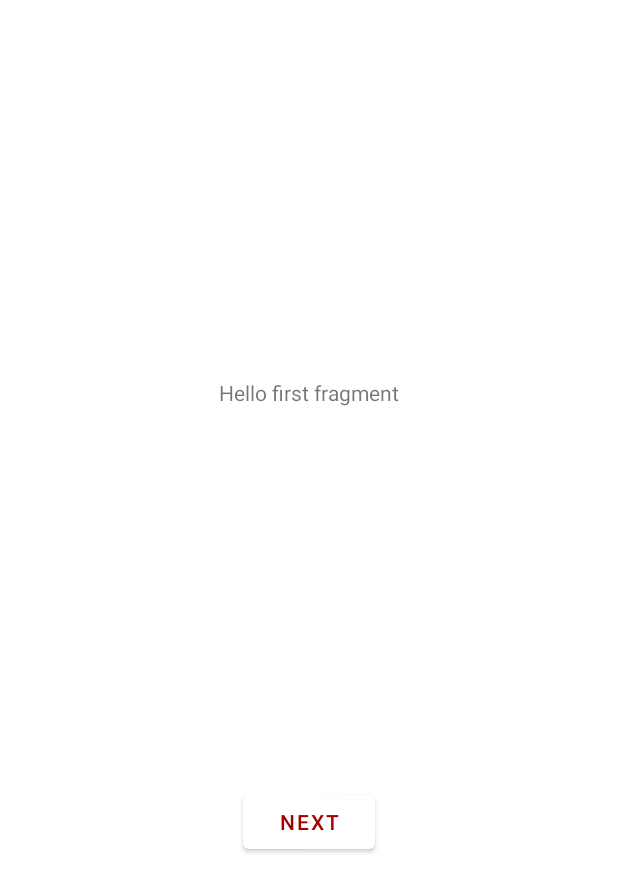
After one commit to 17aclemons/Sintage, an Android app: the fragment FirstFragment shown on its own in the app's theme, on a phone screen of 412 x 824 dp. The commit adds this screen. Shown: the top 892 px of the screen. Run offline under Robolectric (Android 15) with nearby library versions, the phone set to English and light mode, and no system bars.

Commit message:
Working fragments and nav bar

```diff
--- a/app/build.gradle
+++ b/app/build.gradle
@@ -14,7 +14,7 @@ android {
         targetSdkVersion 30
         versionCode 1
         versionName "1.0"
-
+        multiDexEnabled true
         testInstrumentationRunner "androidx.test.runner.AndroidJUnitRunner"
     }
 
@@ -41,13 +41,15 @@ dependencies {
     implementation "org.jetbrains.kotlin:kotlin-stdlib:1.3.2"
     implementation 'androidx.core:core-ktx:1.3.2'
     implementation 'androidx.appcompat:appcompat:1.2.0'
-    implementation 'androidx.appcompat:design:1.2.0'
     implementation "androidx.fragment:fragment-ktx:1.3.2"
     implementation 'com.google.android.material:material:1.3.0'
     implementation 'androidx.constraintlayout:constraintlayout:2.0.4'
     implementation 'com.google.firebase:firebase-auth:20.0.4'
     implementation 'org.tensorflow:tensorflow-lite-support:0.1.0-rc1'
     implementation 'org.tensorflow:tensorflow-lite-metadata:0.1.0-rc1'
+    implementation 'androidx.legacy:legacy-support-v4:1.0.0'
+    implementation 'androidx.navigation:navigation-fragment-ktx:2.2.2'
+    implementation 'androidx.navigation:navigation-ui-ktx:2.2.2'
     testImplementation 'junit:junit:4.+'
     androidTestImplementation 'androidx.test.ext:junit:1.1.2'
     androidTestImplementation 'androidx.test.espresso:espresso-core:3.3.0'
--- /dev/null
+++ b/app/src/main/java/com/example/sintage/FirstFragment.kt
@@ -0,0 +1,31 @@
+package com.example.sintage
+
+import android.os.Bundle
+import androidx.fragment.app.Fragment
+import android.view.LayoutInflater
+import android.view.View
+import android.view.ViewGroup
+import android.widget.Button
+import androidx.navigation.fragment.findNavController
+
+/**
+ * A simple [Fragment] subclass as the default destination in the navigation.
+ */
+class FirstFragment : Fragment() {
+
+    override fun onCreateView(
+        inflater: LayoutInflater, container: ViewGroup?,
+        savedInstanceState: Bundle?
+    ): View? {
+        // Inflate the layout for this fragment
+        return inflater.inflate(R.layout.fragment_first, container, false)
+    }
+
+    override fun onViewCreated(view: View, savedInstanceState: Bundle?) {
+        super.onViewCreated(view, savedInstanceState)
+
+        view.findViewById<Button>(R.id.button_first).setOnClickListener {
+            findNavController().navigate(R.id.action_FirstFragment_to_SecondFragment)
+        }
+    }
+}
--- /dev/null
+++ b/app/src/main/res/layout/content_home.xml
@@ -0,0 +1,6 @@
+<?xml version="1.0" encoding="utf-8"?>
+<androidx.constraintlayout.widget.ConstraintLayout xmlns:android="http://schemas.android.com/apk/res/android"
+    xmlns:app="http://schemas.android.com/apk/res-auto"
+    android:layout_width="match_parent"
+    android:layout_height="match_parent"
+    app:layout_behavior="@string/appbar_scrolling_view_behavior"></androidx.constraintlayout.widget.ConstraintLayout>
--- /dev/null
+++ b/app/src/main/res/layout/fragment_first.xml
@@ -0,0 +1,28 @@
+<?xml version="1.0" encoding="utf-8"?>
+<androidx.constraintlayout.widget.ConstraintLayout xmlns:android="http://schemas.android.com/apk/res/android"
+    xmlns:app="http://schemas.android.com/apk/res-auto"
+    xmlns:tools="http://schemas.android.com/tools"
+    android:layout_width="match_parent"
+    android:layout_height="match_parent"
+    tools:context=".FirstFragment">
+
+    <TextView
+        android:id="@+id/textview_first"
+        android:layout_width="wrap_content"
+        android:layout_height="wrap_content"
+        android:text="@string/hello_first_fragment"
+        app:layout_constraintBottom_toTopOf="@id/button_first"
+        app:layout_constraintEnd_toEndOf="parent"
+        app:layout_constraintStart_toStartOf="parent"
+        app:layout_constraintTop_toTopOf="parent" />
+
+    <Button
+        android:id="@+id/button_first"
+        android:layout_width="wrap_content"
+        android:layout_height="wrap_content"
+        android:text="@string/next"
+        app:layout_constraintBottom_toBottomOf="parent"
+        app:layout_constraintEnd_toEndOf="parent"
+        app:layout_constraintStart_toStartOf="parent"
+        app:layout_constraintTop_toBottomOf="@id/textview_first" />
+</androidx.constraintlayout.widget.ConstraintLayout>
--- a/app/src/main/res/values/colors.xml
+++ b/app/src/main/res/values/colors.xml
@@ -8,4 +8,6 @@
     <color name="black">#FF000000</color>
     <color name="white">#FFFFFFFF</color>
     <color name="transparent">#00FFFFFF</color>
+    <color name="sintage_red">#760000</color>
+    <color name="sintage_red_light">#A30000</color>
 </resources>
--- /dev/null
+++ b/app/src/main/res/values/dimens.xml
@@ -0,0 +1,3 @@
+<resources>
+    <dimen name="fab_margin">16dp</dimen>
+</resources>
--- a/app/src/main/res/values/strings.xml
+++ b/app/src/main/res/values/strings.xml
@@ -1,3 +1,14 @@
 <resources>
     <string name="app_name">Sintage</string>
+    <!-- TODO: Remove or change this placeholder text -->
+    <string name="hello_blank_fragment">Hello blank fragment</string>
+    <string name="title_activity_home">HomeActivity</string>
+    <!-- Strings used for fragments for navigation -->
+    <string name="first_fragment_label">First Fragment</string>
+    <string name="second_fragment_label">Second Fragment</string>
+    <string name="next">Next</string>
+    <string name="previous">Previous</string>
+
+    <string name="hello_first_fragment">Hello first fragment</string>
+    <string name="hello_second_fragment">Hello second fragment. Arg: %1$s</string>
 </resources>
--- a/app/src/main/res/values/themes.xml
+++ b/app/src/main/res/values/themes.xml
@@ -3,8 +3,8 @@
     <style name="Theme.Sintage" parent="Theme.MaterialComponents.Light.NoActionBar">
         <!-- Primary brand color. -->
         <item name="colorPrimary">@color/white</item> <!-- was @color/purple_500 -Nik -->
-        <item name="colorPrimaryVariant">@color/purple_700</item>
-        <item name="colorOnPrimary">@color/purple_500</item>
+        <item name="colorPrimaryVariant">@color/sintage_red</item>
+        <item name="colorOnPrimary">@color/sintage_red_light</item>
         <!-- Secondary brand color. -->
         <item name="colorSecondary">@color/teal_200</item>
         <item name="colorSecondaryVariant">@color/teal_700</item>
@@ -32,4 +32,13 @@
         <item name="android:textColorHint">#ffffff</item>
     </style>
 
+    <style name="Theme.Sintage.NoActionBar">
+        <item name="windowActionBar">false</item>
+        <item name="windowNoTitle">true</item>
+    </style>
+
+    <style name="Theme.Sintage.AppBarOverlay" parent="ThemeOverlay.AppCompat.Dark.ActionBar" />
+
+    <style name="Theme.Sintage.PopupOverlay" parent="ThemeOverlay.AppCompat.Light" />
+
 </resources>
```
Also changed, not shown: app/src/main/AndroidManifest.xml (+12 -4 lines), app/src/main/java/com/example/sintage/CollectionFragment.kt (added, +59 -0 lines), app/src/main/java/com/example/sintage/HomeActivity.kt (+21 -35 lines), app/src/main/java/com/example/sintage/ProfileFragment.kt (added, +59 -0 lines), app/src/main/java/com/example/sintage/ScanFragment.kt (added, +59 -0 lines), app/src/main/java/com/example/sintage/SecondFragment.kt (added, +31 -0 lines), app/src/main/res/layout/fragment_collection.xml (added, +11 -0 lines), app/src/main/res/layout/fragment_profile.xml (added, +11 -0 lines), app/src/main/res/layout/fragment_scan.xml (added, +14 -0 lines), app/src/main/res/layout/fragment_second.xml (added, +27 -0 lines), app/src/main/res/navigation/nav_graph.xml (added, +28 -0 lines).
